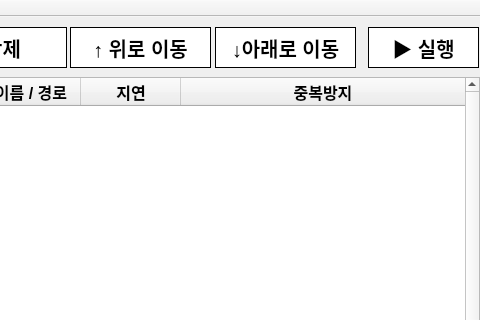
The window that Qt_Widgets_App_RoutineAutomator/Qt_Widgets_App_RoutineAutomator/Qt_Widgets_App_RoutineAutomator.ui (dndjd321/RoutineAutomator) describes before a commit, drawn with Qt 5; both pictures show x 220 to 700 and y 0 to 320 of the 700 by 500 pixel window.
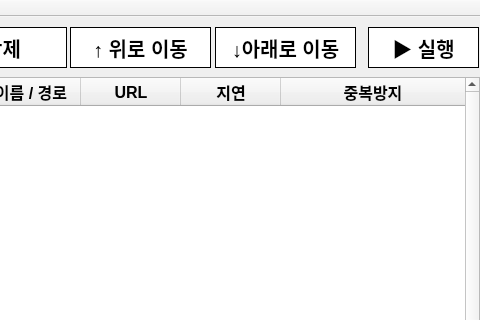
The same window after the commit.

```diff
--- a/Qt_Widgets_App_RoutineAutomator/Qt_Widgets_App_RoutineAutomator/Qt_Widgets_App_RoutineAutomator.ui
+++ b/Qt_Widgets_App_RoutineAutomator/Qt_Widgets_App_RoutineAutomator/Qt_Widgets_App_RoutineAutomator.ui
@@ -316,7 +316,7 @@
      <enum>Qt::ScrollBarPolicy::ScrollBarAlwaysOff</enum>
     </property>
     <property name="columnCount">
-     <number>5</number>
+     <number>6</number>
     </property>
     <attribute name="headerCascadingSectionResizes">
      <bool>true</bool>
@@ -345,6 +345,14 @@
       <set>AlignCenter</set>
      </property>
     </column>
+    <column>
+     <property name="text">
+      <string>URL</string>
+     </property>
+     <property name="textAlignment">
+      <set>AlignCenter</set>
+     </property>
+    </column>
     <column>
      <property name="text">
       <string>지연</string>
```
